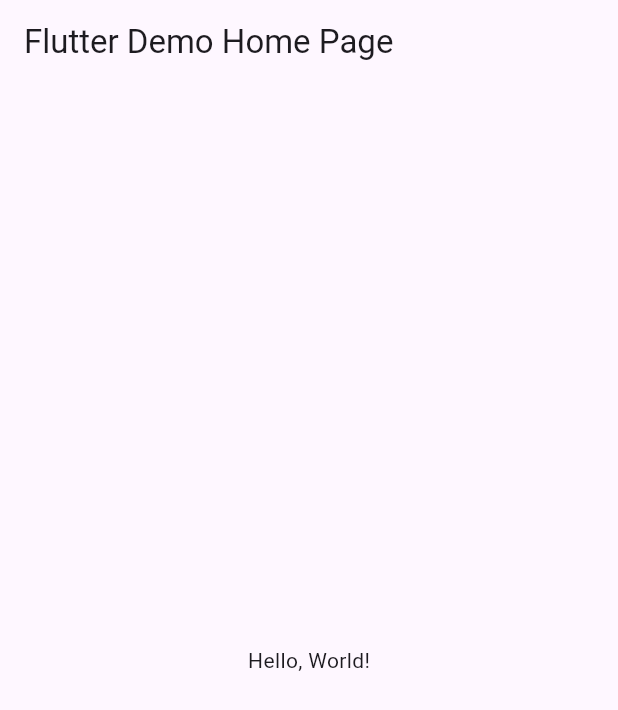
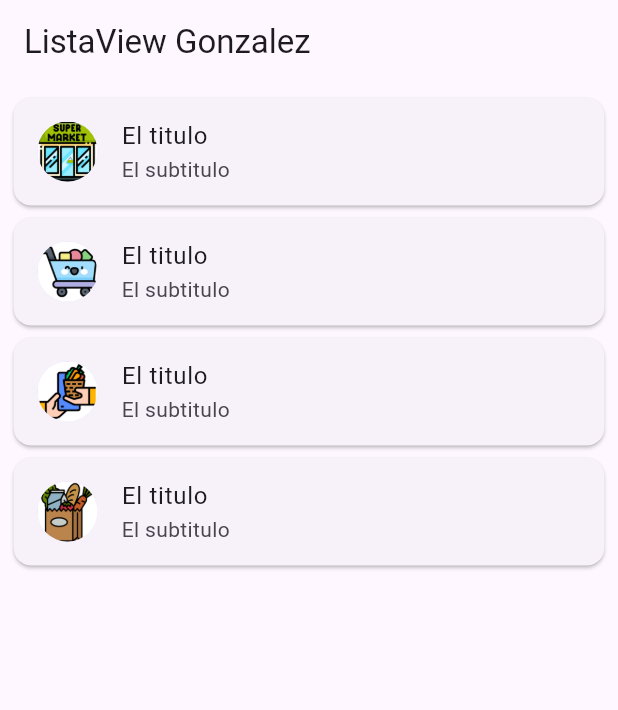
Before and after one commit to Yadier-Gonzalez-Graciano/p10-ListCard-6J, a Flutter app: the screen it shows after launch, on a phone screen of 412 x 824 dp. Shown: the top 710 px of the screen. Run offline on Flutter 3.47's test engine with Material 3 defaults, Android fonts, the phone set to English and light mode, and no system bars.

```diff
--- a/lib/main.dart
+++ b/lib/main.dart
@@ -1,43 +1,58 @@
 import 'package:flutter/material.dart';
 
-void main() => runApp(MyApp());
+void main() => runApp(const MilistaCard());
 
-class MyApp extends StatelessWidget {
-  const MyApp({super.key});
-  // This widget is the root of your application.
+class MilistaCard extends StatelessWidget {
+  const MilistaCard({Key? key}) : super(key: key);
+
   @override
   Widget build(BuildContext context) {
     return MaterialApp(
-      // Application name
-      title: 'Flutter Hello World',
-      // Application theme data, you can set the colors for the application as
-      // you want
+      title: "Mi ListView Gonzalez Yadier",
       theme: ThemeData(
-        // useMaterial3: true,
-        primarySwatch: Colors.blue,
+        primarySwatch: Colors.blueGrey,
       ),
-      // A widget which will be started on application startup
-      home: MyHomePage(title: 'Flutter Demo Home Page'),
+      home: Paginainicial(),
     );
   }
 }
 
-class MyHomePage extends StatelessWidget {
-  final String title;
-  const MyHomePage({super.key, required this.title});
+class Paginainicial extends StatefulWidget {
+  const Paginainicial({Key? key}) : super(key: key);
 
+  @override
+  State<Paginainicial> createState() => _PaginainicialState();
+}
+
+class _PaginainicialState extends State<Paginainicial> {
+  List<String> images = [
+    "assets/images/avatar1.png",
+    "assets/images/avatar2.png",
+    "assets/images/avatar3.png",
+    "assets/images/avatar4.png",
+  ];
   @override
   Widget build(BuildContext context) {
     return Scaffold(
-      appBar: AppBar(
-        // The title text which will be shown on the action bar
-        title: Text(title),
-      ),
-      body: Center(
-        child: Text(
-          'Hello, World!',
+        appBar: AppBar(
+          title: const Text("ListaView Gonzalez"),
         ),
-      ),
-    );
+        body: ListView.builder(
+          itemBuilder: (BuildContext, index) {
+            return Card(
+              child: ListTile(
+                leading: CircleAvatar(
+                  backgroundImage: AssetImage(images[index]),
+                ),
+                title: Text("El titulo"),
+                subtitle: Text("El subtitulo"),
+              ),
+            );
+          },
+          itemCount: images.length,
+          shrinkWrap: true,
+          padding: EdgeInsets.all(5),
+          scrollDirection: Axis.vertical,
+        ));
   }
 }
--- a/pubspec.yaml
+++ b/pubspec.yaml
@@ -17,8 +17,8 @@ dev_dependencies:
 
 flutter:
   uses-material-design: true
-  # assets:
-  #  - images/a_dot_burr.jpeg
+  assets:
+    - assets/images/
   #  - images/a_dot_ham.jpeg
   # fonts:
   #   - family: Schyler
```
Also changed, not shown: assets/images/avatar1.png (added), assets/images/avatar2.png (added), assets/images/avatar3.png (added), assets/images/avatar4.png (added).
